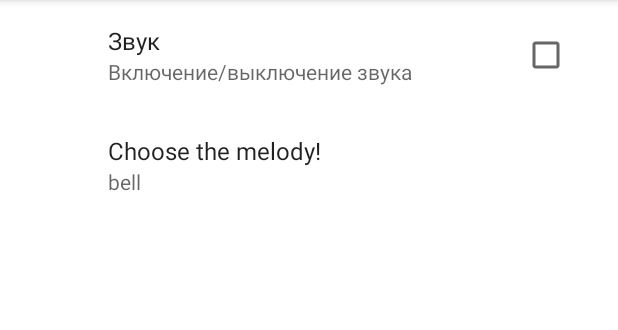
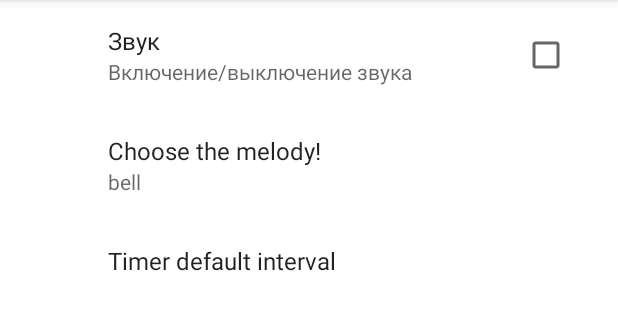
Before and after one commit to VadimKravchenkoDev/Cool-timer-Java, an Android app: the SettingsFragment screen opened directly, with no data from a screen before it, on a phone screen of 412 x 824 dp, the part 84-414 px from its top. Run offline under Robolectric (Android 15) with nearby library versions, the phone set to English and light mode, and no system bars; our stand-ins replace androidx.preference.

Commit message:
add editTextPreference

```diff
--- a/app/src/main/res/xml/preferences.xml
+++ b/app/src/main/res/xml/preferences.xml
@@ -14,4 +14,12 @@
         android:entryValues="@array/theme_values"
         android:defaultValue="bell"/>
 
+    <EditTextPreference
+        android:title="Timer default interval"
+        android:key="default_interval"
+        android:defaultValue="30"
+        />
+
+
+
 </androidx.preference.PreferenceScreen>
```
